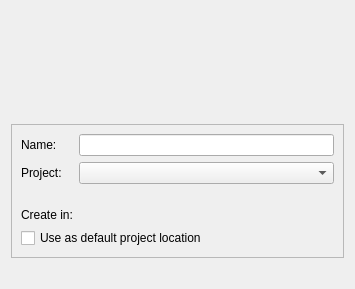
This is src/libs/utils/projectintropage.ui in qt-creator/qt-creator as Qt 5 draws it before an edit. The edited form follows.
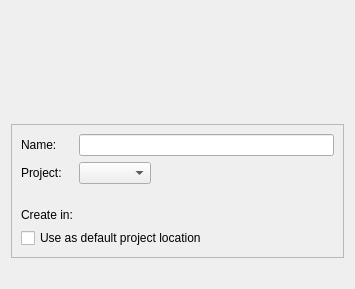
This is the edited form. Custom widgets are drawn as their Qt base class.

Commit message:
Fix layouts for OSX: Set the obligatory ExpandingFieldsGrow
In Qt Creator, we want line edits to take up the free horizontal
space.

What changed in the file:
```diff
--- a/src/libs/utils/projectintropage.ui
+++ b/src/libs/utils/projectintropage.ui
@@ -49,6 +49,9 @@
       <enum>QFrame::Raised</enum>
      </property>
      <layout class="QFormLayout" name="formLayout">
+      <property name="fieldGrowthPolicy">
+       <enum>QFormLayout::ExpandingFieldsGrow</enum>
+      </property>
       <item row="0" column="0">
        <widget class="QLabel" name="nameLabel">
         <property name="text">
```
The commit also changes 8 other files.
